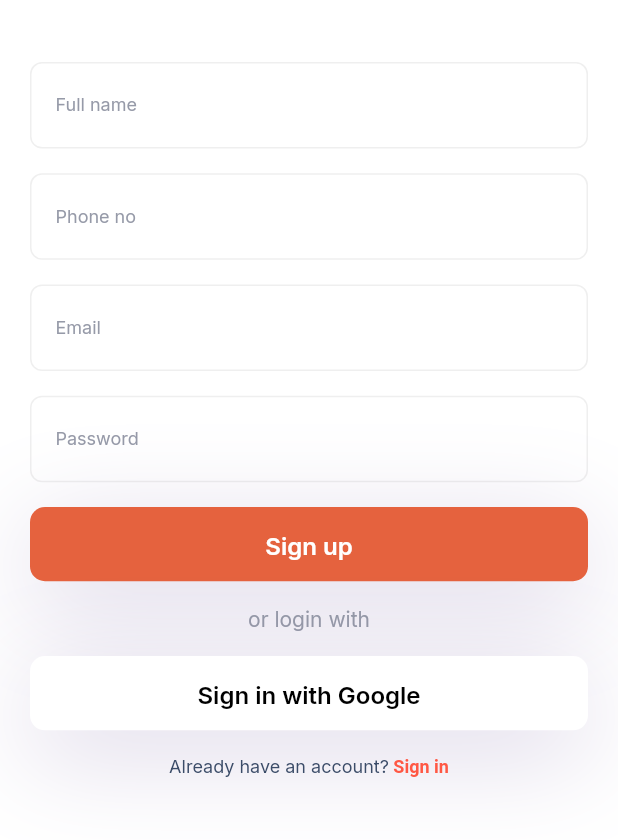
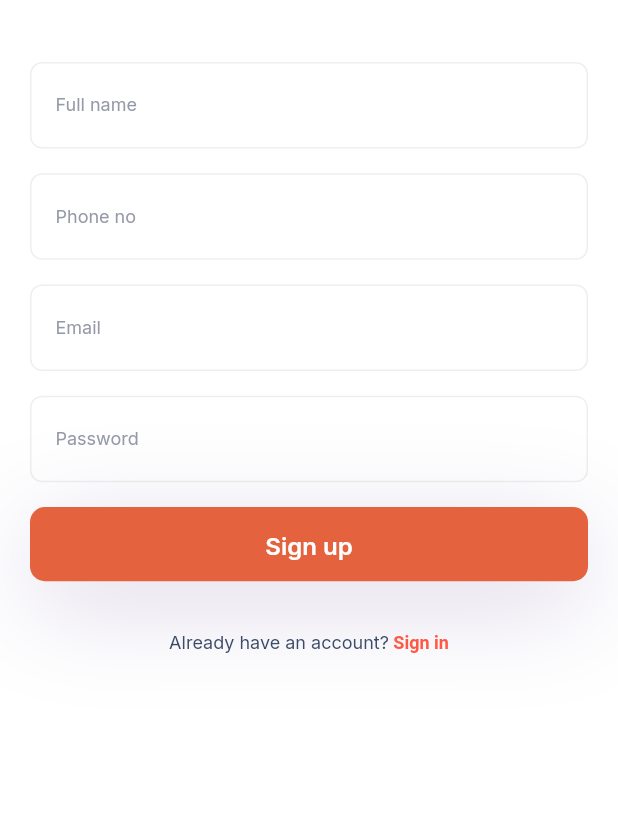
Before and after one commit to 1041harpreet/doabaindianRestaurent, a Flutter app: the SignUpScreen screen opened directly, on a phone screen of 412 x 824 dp, the part 301-1141 px from its top. Run offline on Flutter 3.47's test engine with Material 2 defaults, Android fonts, the phone set to English and light mode, and no system bars; drawn by our look-alikes of reactive_forms; our stand-ins replace auto_animated, auto_size_text, awesome_notifications, badges, cached_network_image, carousel_slider and 13 more; missing offline and left inert: awesome_notifications_fcm, flutter_paypal, iconify_flutter, mailer, maps_launcher, restaurent.app; accounts and stored records are empty; statements that could not run were skipped.

```diff
--- a/lib/screens/auth/login_screen.dart
+++ b/lib/screens/auth/login_screen.dart
@@ -158,21 +158,21 @@ class LoginScreen extends ConsumerWidget {
               SizedBox(
                 height: size.height * 0.02,
               ),
-              Text(
-                'or login with',
-                style: GoogleFonts.inter(
-                  fontSize: 14.0,
-                  color: const Color(0xFF969AA8),
-                ),
-                textAlign: TextAlign.center,
-              ),
-              SizedBox(
-                height: size.height * 0.02,
-              ),
-              Button(size, "sign up with Google", Colors.black, Colors.white,
-                  () {
-                print('sign in with google');
-              }),
+              // Text(
+              //   'or login with',
+              //   style: GoogleFonts.inter(
+              //     fontSize: 14.0,
+              //     color: const Color(0xFF969AA8),
+              //   ),
+              //   textAlign: TextAlign.center,
+              // ),
+              // SizedBox(
+              //   height: size.height * 0.02,
+              // ),
+              // Button(size, "sign up with Google", Colors.black, Colors.white,
+              //     () {
+              //   print('sign in with google');
+              // }),
               SizedBox(
                 height: size.height * 0.02,
               ),
--- a/lib/screens/auth/sign_up_screen.dart
+++ b/lib/screens/auth/sign_up_screen.dart
@@ -149,22 +149,22 @@ class SignUpScreen extends ConsumerWidget {
               SizedBox(
                 height: size.height * 0.02,
               ),
-              Text(
-                'or login with',
-                style: GoogleFonts.inter(
-                  fontSize: 14.0,
-                  color: const Color(0xFF969AA8),
-                ),
-                textAlign: TextAlign.center,
-              ),
-              SizedBox(
-                height: size.height * 0.02,
-              ),
-              Button(size, "Sign in with Google", Colors.black, Colors.white,
-                  () {
-                authprovider.signInWithGoogle(context);
-                print('sign in with google');
-              }),
+              // Text(
+              //   'or login with',
+              //   style: GoogleFonts.inter(
+              //     fontSize: 14.0,
+              //     color: const Color(0xFF969AA8),
+              //   ),
+              //   textAlign: TextAlign.center,
+              // ),
+              // SizedBox(
+              //   height: size.height * 0.02,
+              // ),
+              // Button(size, "Sign in with Google", Colors.black, Colors.white,
+              //     () {
+              //   authprovider.signInWithGoogle(context);
+              //   print('sign in with google');
+              // }),
               SizedBox(
                 height: size.height * 0.02,
               ),
--- a/lib/screens/navBar/home_page/categories/all_category.dart
+++ b/lib/screens/navBar/home_page/categories/all_category.dart
@@ -47,8 +47,6 @@ class _MoreCategoryState extends ConsumerState<MoreCategory>
   //   // To get the effect as in a showcase for ListView, set true
   //   reAnimateOnVisibility: false,
   // );
-
-
   @override
   void initState() {
 
```
Also changed, not shown: lib/screens/auth/forget_password.dart (+23 -3 lines), lib/screens/navBar/profille_page/my_profile.dart (+18 -5 lines).
